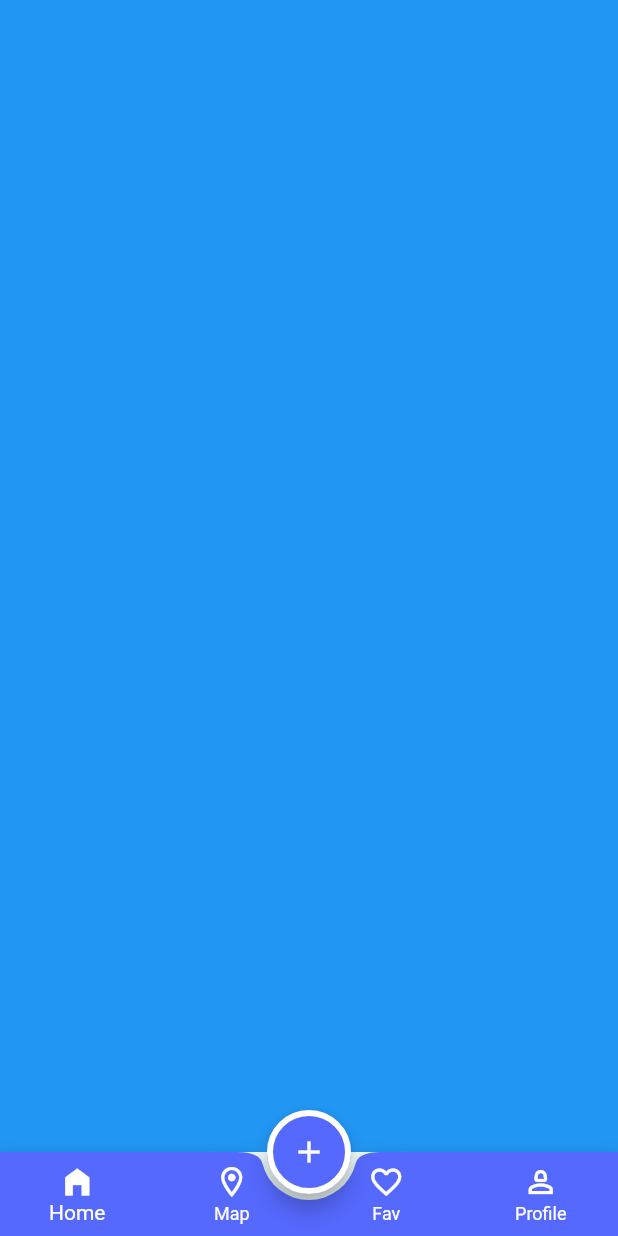
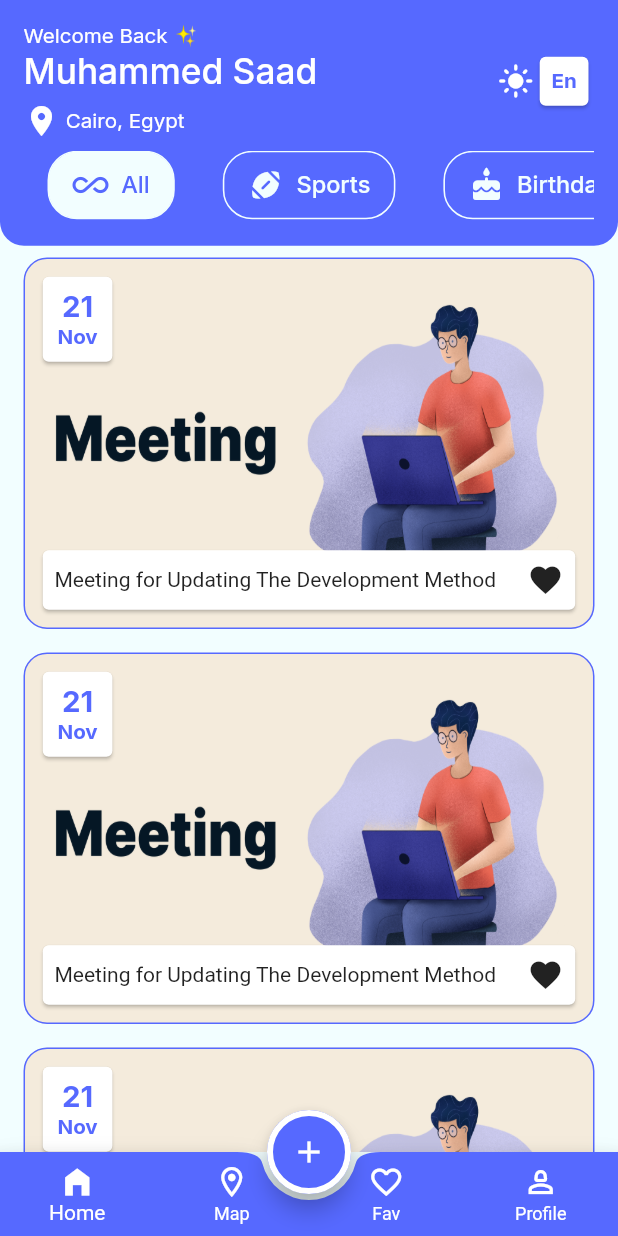
Before and after one commit to muhammedSaadX1/Evently-C15-Mon, a Flutter app: the screen it shows after launch, on a phone screen of 412 x 824 dp. Run offline on Flutter 3.47's test engine with Material 3 defaults, Android fonts, the phone set to English and light mode, and no system bars; our stand-ins replace flutter_screenutil, google_fonts.

Commit message:
finished hoe view ui

```diff
--- a/lib/core/assets_manager.dart
+++ b/lib/core/assets_manager.dart
@@ -1,6 +1,7 @@
 class ImageAssets{
   static const String base = "assets/images";
   static const String eventlyLogo = "$base/evently_logo.png";
+  static const String meeting = "$base/meeting.png";
 }
 
 class SvgAssets{
--- /dev/null
+++ b/lib/features/main_layout/home/category_item.dart
@@ -0,0 +1,39 @@
+import 'package:evently_c15_mon/core/colors_manager.dart';
+import 'package:evently_c15_mon/models/category_model.dart';
+import 'package:flutter/material.dart';
+import 'package:flutter_screenutil/flutter_screenutil.dart';
+import 'package:google_fonts/google_fonts.dart';
+
+class CategoryItem extends StatelessWidget {
+  const CategoryItem({super.key, required this.category,
+    required this.selectedBackgroundColor, required this.unSelectedBackgroundColor,
+    required this.selectedForegroundColor, required this.unSelectedForegroundColor,
+    required this.isSelected
+  });
+
+  final CategoryModel category;
+  final Color selectedBackgroundColor;
+  final Color unSelectedBackgroundColor;
+  final Color selectedForegroundColor;
+  final Color unSelectedForegroundColor;
+  final bool isSelected;
+
+  @override
+  Widget build(BuildContext context) {
+    return Container(
+      padding: REdgeInsets.symmetric(vertical: 10, horizontal: 16),
+      decoration: BoxDecoration(
+          borderRadius: BorderRadius.circular(20.r),
+          border: Border.all(color: ColorsManager.whiteBlue, width: 1.w),
+          color: isSelected ? selectedBackgroundColor : unSelectedBackgroundColor
+      ),
+      child: Row(
+        children: [
+          Icon(category.icon, color: isSelected ? selectedForegroundColor : unSelectedForegroundColor,),
+          SizedBox(width: 8.w,),
+          Text(category.name, style: GoogleFonts.inter(fontSize: 16.sp, fontWeight: FontWeight.w500, color: isSelected ? selectedForegroundColor: unSelectedForegroundColor),)
+        ],
+      ),
+    );
+  }
+}
--- /dev/null
+++ b/lib/features/main_layout/home/event_item.dart
@@ -0,0 +1,60 @@
+import 'package:evently_c15_mon/core/assets_manager.dart';
+import 'package:evently_c15_mon/core/colors_manager.dart';
+import 'package:flutter/material.dart';
+import 'package:flutter_screenutil/flutter_screenutil.dart';
+import 'package:google_fonts/google_fonts.dart';
+
+class EventItem extends StatelessWidget {
+  const EventItem({super.key});
+
+  @override
+  Widget build(BuildContext context) {
+    return Container(
+
+      margin: REdgeInsets.symmetric(vertical: 8, horizontal: 16),
+      padding: REdgeInsets.all(8),
+
+      decoration: BoxDecoration(
+        border: Border.all(color: ColorsManager.blue, width: 1),
+        borderRadius: BorderRadius.circular(16.r),
+        image: DecorationImage(
+            fit: BoxFit.fill,
+            image: AssetImage(ImageAssets.meeting))
+      ),
+      child: Column(
+        crossAxisAlignment: CrossAxisAlignment.start,
+        children: [
+          Card(
+            child: Padding(
+              padding: REdgeInsets.symmetric(vertical: 8.0, horizontal: 10.0),
+              child: Column(
+                children: [
+                  Text("21", style: GoogleFonts.inter(fontSize: 20.sp, fontWeight: FontWeight.bold, color: ColorsManager.blue
+                  ),),
+                  Text("Nov", style: GoogleFonts.inter(fontSize: 14.sp, fontWeight: FontWeight.bold, color: ColorsManager.blue
+                  ),),
+
+                ],
+              ),
+            ),
+          ),
+
+          SizedBox(height: 120.h),
+          Card(
+            color: ColorsManager.white,
+            child: Padding(
+              padding:  REdgeInsets.all(8.0),
+              child: Row(
+                children: [
+                  Expanded(child: Text("Meeting for Updating The Development Method ")),
+
+                  Icon(Icons.favorite)
+                ],
+              ),
+            ),
+          )
+        ],
+      ),
+    );
+  }
+}
--- a/lib/features/main_layout/home/home.dart
+++ b/lib/features/main_layout/home/home.dart
@@ -1,10 +1,143 @@
+import 'package:evently_c15_mon/core/colors_manager.dart';
+import 'package:evently_c15_mon/features/main_layout/home/category_item.dart';
+import 'package:evently_c15_mon/features/main_layout/home/event_item.dart';
+import 'package:evently_c15_mon/models/category_model.dart';
 import 'package:flutter/material.dart';
+import 'package:flutter_screenutil/flutter_screenutil.dart';
+import 'package:google_fonts/google_fonts.dart';
 
-class Home extends StatelessWidget {
+class Home extends StatefulWidget {
   const Home({super.key});
 
   @override
+  State<Home> createState() => _HomeState();
+}
+
+class _HomeState extends State<Home> {
+  List<CategoryModel> categories = [
+    CategoryModel(name: "All", icon: Icons.all_inclusive),
+    CategoryModel(name: "Sports", icon: Icons.sports_football_rounded),
+    CategoryModel(name: "Birthday", icon: Icons.cake_rounded),
+    CategoryModel(name: "Meeting", icon: Icons.laptop),
+    CategoryModel(name: "Gaming", icon: Icons.gamepad_rounded),
+    CategoryModel(name: "Eating", icon: Icons.local_pizza_rounded),
+    CategoryModel(name: "Holiday", icon: Icons.holiday_village_rounded),
+    CategoryModel(name: "Exhibition", icon: Icons.water_drop_outlined),
+    CategoryModel(name: "WorkShop", icon: Icons.workspaces_rounded),
+    CategoryModel(name: "BookClub", icon: Icons.book_online),
+  ];
+  int selectedIndexTab = 0;
+
+  @override
   Widget build(BuildContext context) {
-    return Container(color: Colors.blue,);
+    return Column(
+      children: [
+        Container(
+          padding: REdgeInsets.symmetric(vertical: 16),
+          decoration: BoxDecoration(
+            color: ColorsManager.blue,
+            borderRadius: BorderRadius.vertical(bottom: Radius.circular(16)),
+          ),
+          child: SafeArea(
+            child: Padding(
+              padding: REdgeInsets.symmetric(horizontal: 16),
+              child: Column(
+                children: [
+                  Row(
+                    children: [
+                      Column(
+                        mainAxisAlignment: MainAxisAlignment.center,
+                        crossAxisAlignment: CrossAxisAlignment.start,
+                        children: [
+                          Text(
+                            "Welcome Back ✨",
+                            style: GoogleFonts.inter(
+                              fontSize: 14.sp,
+                              fontWeight: FontWeight.w400,
+                              color: ColorsManager.white,
+                            ),
+                          ),
+                          Text(
+                            "Muhammed Saad",
+                            style: GoogleFonts.inter(
+                              fontSize: 24.sp,
+                              fontWeight: FontWeight.w500,
+                              color: ColorsManager.white,
+                            ),
+                          ),
+                          SizedBox(height: 8.h),
+                          Row(
+                            children: [
+                              Icon(
+                                Icons.location_on,
+                                color: ColorsManager.white,
+                              ),
+                              SizedBox(width: 4.w),
+                              Text(
+                                "Cairo, Egypt",
+                                style: GoogleFonts.inter(
+                                  fontSize: 14.sp,
+                                  fontWeight: FontWeight.w400,
+                                  color: ColorsManager.white,
+                                ),
+                              ),
+                            ],
+                          ),
+                        ],
+                      ),
+                      Spacer(),
+                      Icon(Icons.light_mode, color: ColorsManager.white),
+                      Card(
+                        child: Padding(
+                          padding: REdgeInsets.all(8.0),
+                          child: Text(
+                            "En",
+                            style: GoogleFonts.inter(
+                              fontSize: 14.sp,
+                              color: ColorsManager.blue,
+                              fontWeight: FontWeight.bold,
+                            ),
+                          ),
+                        ),
+                      ),
+                    ],
+                  ),
+                  SizedBox(height: 8),
+                  DefaultTabController(
+                    length: categories.length,
+                    child: TabBar(
+                      tabAlignment: TabAlignment.start,
+                      indicatorColor: Colors.transparent,
+                      onTap: (index) {
+                        setState(() {
+                          selectedIndexTab = index;
+                        });
+                      },
+                      isScrollable: true,
+                      tabs:
+                          categories.map((category) {
+                            print(categories.indexOf(category));
+                            return CategoryItem(
+                              category: category,
+                              selectedBackgroundColor: ColorsManager.whiteBlue,
+                              unSelectedBackgroundColor: Colors.transparent,
+                              selectedForegroundColor: ColorsManager.blue,
+                              unSelectedForegroundColor:
+                                  ColorsManager.whiteBlue,
+                              isSelected:
+                                  categories.indexOf(category) ==
+                                  selectedIndexTab,
+                            );
+                          }).toList(),
+                    ),
+                  ),
+                ],
+              ),
+            ),
+          ),
+        ),
+  Expanded(child: ListView.builder(itemBuilder: (context, index) => EventItem(),itemCount: 20,))
+      ],
+    );
   }
 }
--- a/lib/features/main_layout/layout.dart
+++ b/lib/features/main_layout/layout.dart
@@ -13,7 +13,7 @@ class LayoutScreen extends StatefulWidget {
 }
 
 class _LayoutScreenState extends State<LayoutScreen> {
-  List<Widget> _tabs = [Home(), Maps(), Favourite(), Profile()];
+  final List<Widget> _tabs = const [Home(), Maps(), Favourite(), Profile()];
   int _selectedIndex = 0;
 
   @override
--- /dev/null
+++ b/lib/models/category_model.dart
@@ -0,0 +1,7 @@
+import 'package:flutter/cupertino.dart';
+
+class CategoryModel {
+ final  String name;
+ final  IconData icon;
+  const CategoryModel({required this.name, required this.icon});
+}
```
Also changed, not shown: assets/images/meeting.png (added).
